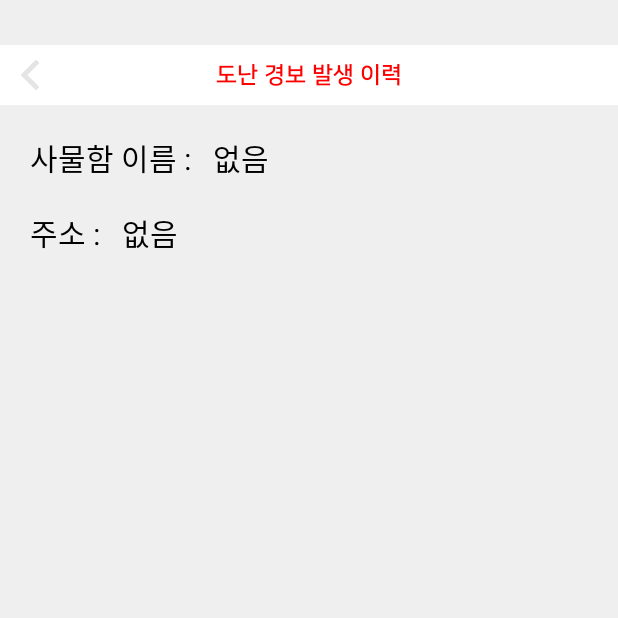
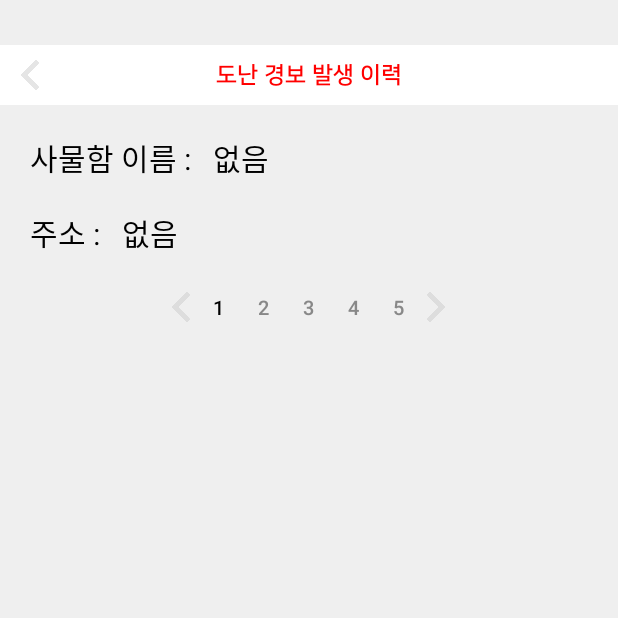
Before and after one commit to tmdngk0314/ProjectNamAdmin, an Android app: the IllegalOpenHistoryActivity screen opened directly, with no data from a screen before it, on a phone screen of 412 x 824 dp, the top half of it. Run offline under Robolectric (Android 15) with nearby library versions, the phone set to English and light mode, and no system bars.

Commit message:
[ADD] 도난 경보 발생 이력에 페이지 추가

```diff
--- a/app/src/main/res/layout/activity_illegal_open_history.xml
+++ b/app/src/main/res/layout/activity_illegal_open_history.xml
@@ -75,14 +75,109 @@
         android:text="없음"
         android:textColor="#000000"
         android:textSize="20dp" />
+    <RelativeLayout
+        android:id="@+id/pageRelative"
+        android:layout_width="30dp"
+        android:layout_height="30dp"
+        android:layout_below="@+id/txt_lockeraddress"
+        android:layout_alignParentLeft="true"
+        android:layout_alignParentRight="true"
+        android:layout_centerInParent="true"
+        android:layout_marginLeft="30dp"
+        android:layout_marginRight="30dp"
+        android:layout_marginTop="20dp"
+        android:gravity="center"
+        android:visibility="visible">
+
+
+        <Button
+            android:id="@+id/pageBtnLeft"
+            android:layout_width="20dp"
+            android:layout_height="20dp"
+            android:layout_alignParentLeft="true"
+            android:layout_centerInParent="true"
+            android:background="@drawable/left_arrow"
+            android:clickable="false"
+            android:fontFamily="@font/nanumsquareb"
+            android:textColor="#888888"
+            android:textSize="13dp"
+            android:visibility="visible" />
+
+        <Button
+            android:id="@+id/pageBtn1"
+            android:layout_width="30dp"
+            android:layout_height="30dp"
+            android:layout_centerInParent="true"
+            android:layout_toRightOf="@+id/pageBtnLeft"
+            android:background="@color/NOBACKGROUND"
+            android:text="1"
+            android:textColor="#000000"
+            android:textSize="13dp"
+            android:visibility="visible" />
+
+        <Button
+            android:id="@+id/pageBtn2"
+            android:layout_width="30dp"
+            android:layout_height="30dp"
+            android:layout_toRightOf="@+id/pageBtn1"
+            android:background="@color/NOBACKGROUND"
+            android:text="2"
+            android:textColor="#888888"
+            android:textSize="13dp"
+            android:visibility="visible" />
+
+        <Button
+            android:id="@+id/pageBtn3"
+            android:layout_width="30dp"
+            android:layout_height="30dp"
+            android:layout_toRightOf="@+id/pageBtn2"
+            android:background="@color/NOBACKGROUND"
+            android:text="3"
+            android:textColor="#888888"
+            android:textSize="13dp"
+            android:visibility="visible" />
+
+        <Button
+            android:id="@+id/pageBtn4"
+            android:layout_width="30dp"
+            android:layout_height="30dp"
+            android:layout_toRightOf="@+id/pageBtn3"
+            android:background="@color/NOBACKGROUND"
+            android:text="4"
+            android:textColor="#888888"
+            android:textSize="13dp"
+            android:visibility="visible" />
+
+        <Button
+            android:id="@+id/pageBtn5"
+            android:layout_width="30dp"
+            android:layout_height="30dp"
+            android:layout_toRightOf="@+id/pageBtn4"
+            android:background="@color/NOBACKGROUND"
+            android:text="5"
+            android:textColor="#888888"
+            android:textSize="13dp"
+            android:visibility="visible" />
+
+        <Button
+            android:id="@+id/pageBtn6"
+            android:layout_width="20dp"
+            android:layout_height="20dp"
+            android:layout_centerVertical="true"
+            android:layout_toRightOf="@+id/pageBtn5"
+            android:background="@drawable/right_arrow"
+            android:textColor="#888888"
+            android:textSize="13dp"
+            android:visibility="visible" />
+    </RelativeLayout>
 
     <ListView
         android:id="@+id/lockerlistView"
         android:layout_width="match_parent"
         android:layout_height="wrap_content"
-        android:layout_below="@+id/txt_lockeraddress"
+        android:layout_below="@+id/pageRelative"
         android:layout_marginStart="10dp"
-        android:layout_marginTop="30dp"
+        android:layout_marginTop="10dp"
         android:layout_marginEnd="10dp"
         android:layout_marginBottom="10dp"
         android:background="#ffffff"
```
